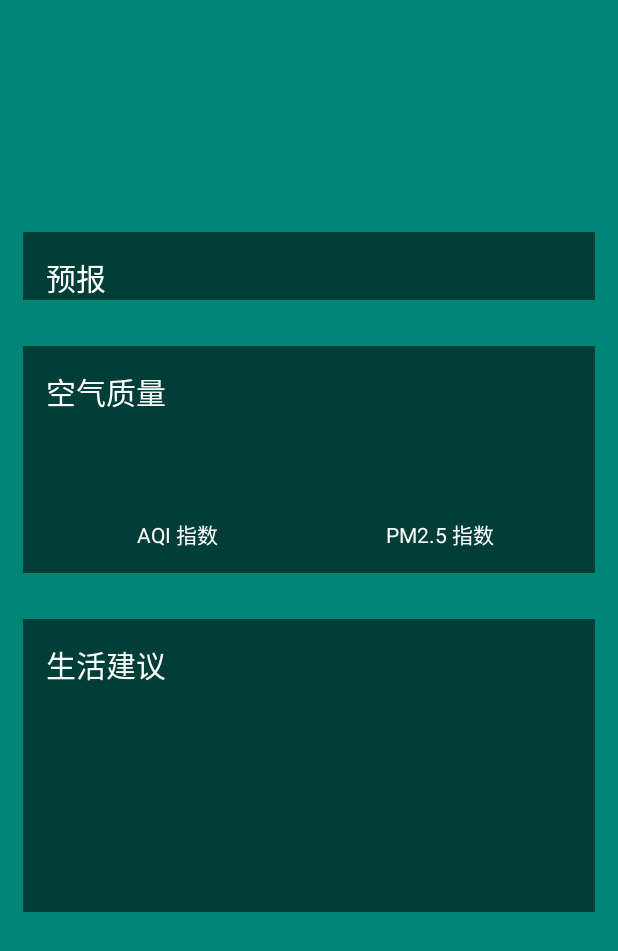
After one commit to CodeZX/collweather, an Android app: the layout activity_weather.xml on its own in the app's theme, with its tools: preview values and no code run, on a phone screen of 412 x 824 dp. The commit adds this screen. Shown: the top 951 px of the screen. Run offline under Robolectric (Android 15) with nearby library versions, the phone set to English and light mode, and no system bars.

Commit message:
加入天气信息的功能

```diff
--- a/app/src/main/AndroidManifest.xml
+++ b/app/src/main/AndroidManifest.xml
@@ -12,7 +12,8 @@
         android:roundIcon="@mipmap/ic_launcher_round"
         android:supportsRtl="true"
         android:theme="@style/AppTheme"
-        android:usesCleartextTraffic="true" >
+        android:usesCleartextTraffic="true">
+        <activity android:name=".weatherActivity"></activity>
         <activity android:name=".MainActivity">
             <intent-filter>
                 <action android:name="android.intent.action.MAIN" />
--- /dev/null
+++ b/app/src/main/res/layout/activity_weather.xml
@@ -0,0 +1,41 @@
+<?xml version="1.0" encoding="utf-8"?>
+<FrameLayout xmlns:android="http://schemas.android.com/apk/res/android"
+    android:layout_width="match_parent"
+    android:layout_height="match_parent"
+    android:background="@color/colorPrimary">
+
+    <ImageView
+        android:id="@+id/bing_pic_img"
+        android:layout_width="match_parent"
+        android:layout_height="match_parent"
+        android:scaleType="centerCrop"/>
+
+    <ScrollView
+        android:id="@+id/weather_layout"
+        android:layout_width="match_parent"
+        android:layout_height="match_parent"
+        android:scrollbars="none"
+        android:overScrollMode="never">
+
+        <LinearLayout
+            android:orientation="vertical"
+            android:layout_width="match_parent"
+            android:layout_height="wrap_content"
+            android:fitsSystemWindows="true">
+
+            <include layout="@layout/title" />
+
+            <include layout="@layout/now" />
+
+            <include layout="@layout/forecast" />
+
+            <include layout="@layout/aqi" />
+
+            <include layout="@layout/suggestion" />
+
+        </LinearLayout>
+
+    </ScrollView>
+
+
+</FrameLayout>
--- /dev/null
+++ b/app/src/main/res/layout/aqi.xml
@@ -0,0 +1,82 @@
+<?xml version="1.0" encoding="utf-8"?>
+<LinearLayout xmlns:android="http://schemas.android.com/apk/res/android"
+    android:orientation="vertical" android:layout_width="match_parent"
+    android:layout_height="wrap_content" android:layout_margin="15dp" android:background="#8000">
+
+    <TextView
+        android:layout_width="match_parent"
+        android:layout_height="wrap_content"
+        android:layout_marginLeft="15dp"
+        android:layout_marginTop="15dp"
+        android:text="空气质量"
+        android:textColor="#fff"
+        android:textSize="20sp"/>
+
+    <LinearLayout
+        android:layout_width="match_parent"
+        android:layout_height="wrap_content"
+        android:layout_margin="15dp">
+
+        <RelativeLayout
+            android:layout_width="0dp"
+            android:layout_height="match_parent"
+            android:layout_weight="1">
+
+            <LinearLayout
+                android:orientation="vertical"
+                android:layout_width="match_parent"
+                android:layout_height="wrap_content"
+                android:layout_centerInParent="true">
+
+                <TextView
+                    android:id="@+id/aqi_text"
+                    android:layout_width="wrap_content"
+                    android:layout_height="wrap_content"
+                    android:layout_gravity="center"
+                    android:textColor="#fff"
+                    android:textSize="40sp" />
+
+                <TextView
+                    android:layout_width="wrap_content"
+                    android:layout_height="wrap_content"
+                    android:layout_gravity="center"
+                    android:text="AQI 指数"
+                    android:textColor="#fff"/>
+
+
+            </LinearLayout>
+
+        </RelativeLayout>
+
+        <RelativeLayout
+            android:layout_width="0dp"
+            android:layout_height="match_parent"
+            android:layout_weight="1">
+
+            <LinearLayout
+                android:orientation="vertical"
+                android:layout_width="match_parent"
+                android:layout_height="wrap_content"
+                android:layout_centerInParent="true">
+
+                <TextView
+                    android:id="@+id/pm25_text"
+                    android:layout_width="wrap_content"
+                    android:layout_height="wrap_content"
+                    android:layout_gravity="center"
+                    android:textColor="#fff"
+                    android:textSize="40sp"/>
+
+                <TextView
+                    android:layout_width="wrap_content"
+                    android:layout_height="wrap_content"
+                    android:layout_gravity="center"
+                    android:text="PM2.5 指数"
+                    android:textColor="#ffff"/>
+
+            </LinearLayout>
+
+        </RelativeLayout>
+
+    </LinearLayout>
+</LinearLayout>
--- /dev/null
+++ b/app/src/main/res/layout/forecast.xml
@@ -0,0 +1,23 @@
+<?xml version="1.0" encoding="utf-8"?>
+<LinearLayout xmlns:android="http://schemas.android.com/apk/res/android"
+    android:orientation="vertical" android:layout_width="match_parent"
+    android:layout_height="wrap_content"
+    android:layout_margin="15dp"
+    android:background="#8000">
+
+    <TextView
+        android:layout_width="wrap_content"
+        android:layout_height="wrap_content"
+        android:layout_marginLeft="15dp"
+        android:layout_marginTop="15dp"
+        android:text="预报"
+        android:textSize="20sp"
+        android:textColor="#ffff"/>
+
+    <LinearLayout
+        android:id="@+id/forecast_layout"
+        android:orientation="vertical"
+        android:layout_width="match_parent"
+        android:layout_height="wrap_content"></LinearLayout>
+
+</LinearLayout>
--- /dev/null
+++ b/app/src/main/res/layout/now.xml
@@ -0,0 +1,25 @@
+<?xml version="1.0" encoding="utf-8"?>
+<LinearLayout xmlns:android="http://schemas.android.com/apk/res/android"
+    android:orientation="vertical" android:layout_width="match_parent"
+    android:layout_height="wrap_content"
+    android:layout_margin="15dp">
+
+    <TextView
+        android:id="@+id/degree_text"
+        android:layout_width="wrap_content"
+        android:layout_height="wrap_content"
+        android:layout_gravity="end"
+        android:textColor="#fff"
+        android:textSize="40sp" />
+
+    <TextView
+        android:id="@+id/weather_info_text"
+        android:layout_width="wrap_content"
+        android:layout_height="wrap_content"
+        android:layout_gravity="end"
+        android:textColor="#fff"
+        android:textSize="20sp" />
+
+
+
+</LinearLayout>
--- /dev/null
+++ b/app/src/main/res/layout/suggestion.xml
@@ -0,0 +1,37 @@
+<?xml version="1.0" encoding="utf-8"?>
+<LinearLayout xmlns:android="http://schemas.android.com/apk/res/android"
+    android:orientation="vertical" android:layout_width="match_parent"
+    android:layout_height="wrap_content"
+    android:layout_margin="15dp"
+    android:background="#8000">
+
+    <TextView
+        android:layout_width="wrap_content"
+        android:layout_height="wrap_content"
+        android:layout_marginLeft="15dp"
+        android:layout_marginTop="15dp"
+        android:text="生活建议"
+        android:textColor="#fff"
+        android:textSize="20sp"/>
+
+    <TextView
+        android:id="@+id/comfort_text"
+        android:layout_width="wrap_content"
+        android:layout_height="wrap_content"
+        android:layout_margin="15dp"
+        android:textColor="#fff"/>
+
+    <TextView
+        android:id="@+id/car_wash_text"
+        android:layout_width="wrap_content"
+        android:layout_height="wrap_content"
+        android:layout_margin="15dp"
+        android:textColor="#fff"/>
+
+    <TextView
+        android:id="@+id/sport_text"
+        android:layout_width="wrap_content"
+        android:layout_height="wrap_content"
+        android:layout_margin="15dp"
+        android:textColor="#fff"/>
+</LinearLayout>
--- /dev/null
+++ b/app/src/main/res/layout/title.xml
@@ -0,0 +1,23 @@
+<?xml version="1.0" encoding="utf-8"?>
+<RelativeLayout xmlns:android="http://schemas.android.com/apk/res/android"
+    android:layout_width="match_parent" android:layout_height="match_parent">
+
+    <TextView
+        android:id="@+id/title_city"
+        android:layout_width="wrap_content"
+        android:layout_height="wrap_content"
+        android:layout_centerInParent="true"
+        android:textColor="#fff"
+        android:textSize="20sp"/>
+
+    <TextView
+        android:id="@+id/title_update_time"
+        android:layout_width="wrap_content"
+        android:layout_height="wrap_content"
+        android:layout_marginRight="10dp"
+        android:layout_alignParentRight="true"
+        android:layout_centerVertical="true"
+        android:textColor="#fff"
+        android:textSize="16sp" />
+
+</RelativeLayout>
```
Also changed, not shown: app/src/main/java/ChooseAreaFragment.java (+9 -0 lines), app/src/main/java/com/coolweather/android/MainActivity.java (+9 -1 lines), app/src/main/java/com/coolweather/android/weatherActivity.java (added, +205 -0 lines), app/src/main/java/gson/AQI.java (added, +12 -0 lines), app/src/main/java/gson/Basic.java (added, +20 -0 lines), app/src/main/java/gson/Forecast.java (added, +27 -0 lines), app/src/main/java/gson/Now.java (added, +19 -0 lines), app/src/main/java/gson/Suggestion.java (added, +31 -0 lines), app/src/main/java/gson/Weather.java (added, +21 -0 lines), app/src/main/java/util/Utility.java (+17 -0 lines), app/src/main/res/layout/forecast_item.xml (added, +43 -0 lines).
